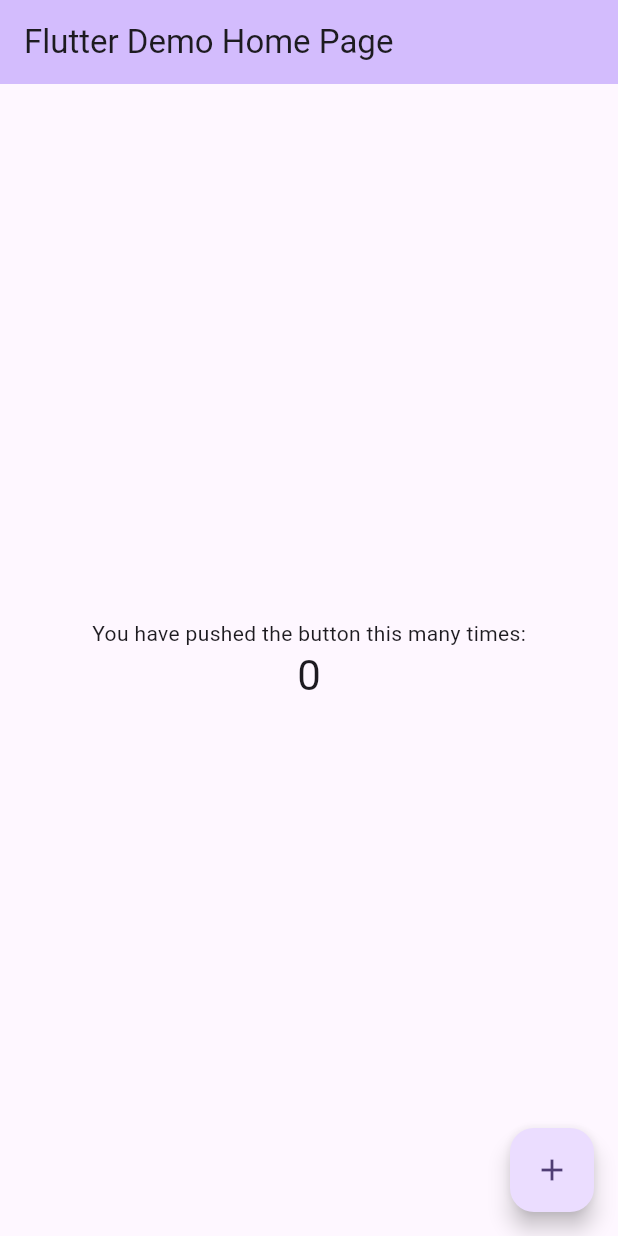
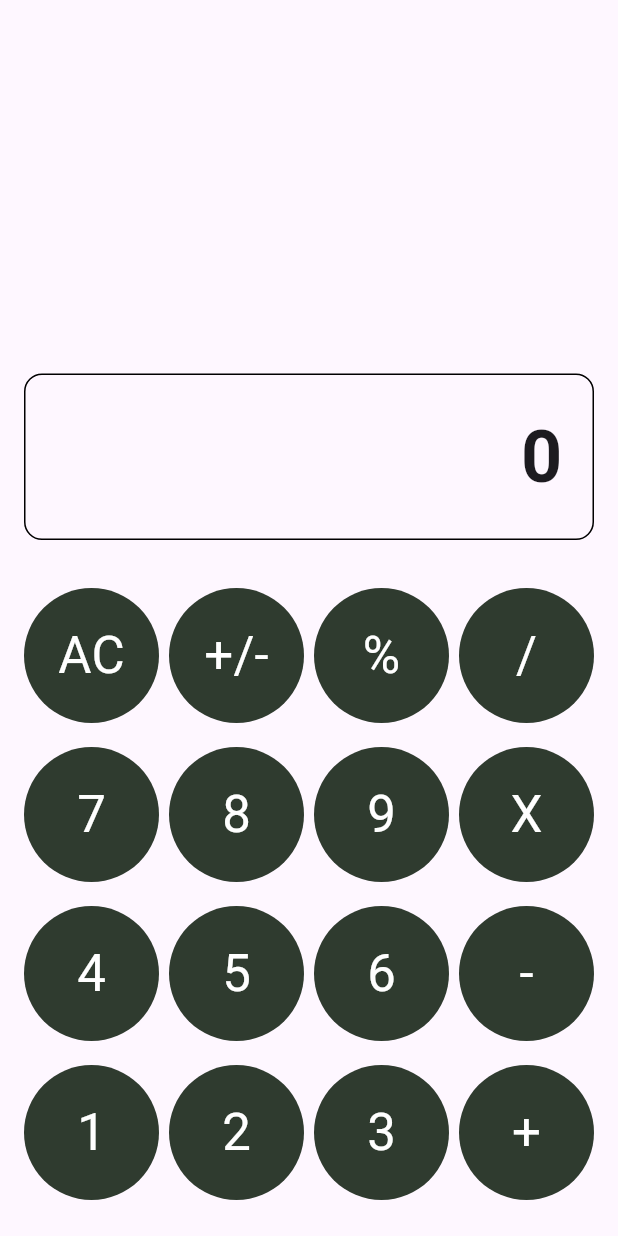
Before and after one commit to Vohoangtuanhdhtdm/flutter_calculator_vohoangtuan, a Flutter app: the screen it shows after launch, on a phone screen of 412 x 824 dp. Run offline on Flutter 3.47's test engine with Material 3 defaults, Android fonts, the phone set to English and light mode, and no system bars.

Commit message:
Add calculator UI components and integrate CalculatorPage

```diff
--- /dev/null
+++ b/lib/clculator/calculator_page.dart
@@ -0,0 +1,71 @@
+import 'package:flutter/material.dart';
+import 'package:flutter_calculator_vohoangtuan/widgets/CalculatorButton.dart';
+
+class CalculatorPage extends StatefulWidget {
+  const CalculatorPage({super.key});
+
+  @override
+  State<CalculatorPage> createState() => _CalculatorPageState();
+}
+
+class _CalculatorPageState extends State<CalculatorPage> {
+  final List<List<String>> buttons = [
+    ['AC', '+/-', '%', '/'],
+    ['7', '8', '9', 'X'],
+    ['4', '5', '6', '-'],
+    ['1', '2', '3', '+'],
+  ];
+
+  @override
+  Widget build(BuildContext context) {
+    return Scaffold(
+      appBar: AppBar(),
+      body: Padding(
+        padding: const EdgeInsets.all(16.0),
+        child: Column(
+          children: [
+            // Màn hình hiển thị
+
+            // Khoảng trống đẩy nút xuống dưới
+            const Spacer(),
+            Container(
+              width: double.infinity,
+              padding: const EdgeInsets.all(20),
+              margin: const EdgeInsets.only(bottom: 24),
+              decoration: BoxDecoration(
+                borderRadius: BorderRadius.circular(12),
+                border: Border.all(color: Colors.black),
+              ),
+              alignment: Alignment.centerRight,
+              child: const Text(
+                '0',
+                style: TextStyle(fontSize: 48, fontWeight: FontWeight.bold),
+              ),
+            ),
+
+            // Bảng nút tính toán
+            Column(
+              children: buttons.map((row) {
+                return Padding(
+                  padding: const EdgeInsets.symmetric(vertical: 8),
+                  child: Row(
+                    mainAxisAlignment: MainAxisAlignment.spaceBetween,
+                    children: row.map((label) {
+                      return CalculatorButton(
+                        label: label,
+                        onTap: () {
+                          // TODO: xử lý logic sau
+                          print('Pressed $label');
+                        },
+                      );
+                    }).toList(),
+                  ),
+                );
+              }).toList(),
+            ),
+          ],
+        ),
+      ),
+    );
+  }
+}
--- a/lib/main.dart
+++ b/lib/main.dart
@@ -1,4 +1,5 @@
 import 'package:flutter/material.dart';
+import 'package:flutter_calculator_vohoangtuan/clculator/calculator_page.dart';
 
 void main() {
   runApp(const MyApp());
@@ -7,116 +8,15 @@ void main() {
 class MyApp extends StatelessWidget {
   const MyApp({super.key});
 
-  // This widget is the root of your application.
   @override
   Widget build(BuildContext context) {
     return MaterialApp(
       title: 'Flutter Demo',
+      debugShowCheckedModeBanner: false,
       theme: ThemeData(
-        // This is the theme of your application.
-        //
-        // TRY THIS: Try running your application with "flutter run". You'll see
-        // the application has a purple toolbar. Then, without quitting the app,
-        // try changing the seedColor in the colorScheme below to Colors.green
-        // and then invoke "hot reload" (save your changes or press the "hot
-        // reload" button in a Flutter-supported IDE, or press "r" if you used
-        // the command line to start the app).
-        //
-        // Notice that the counter didn't reset back to zero; the application
-        // state is not lost during the reload. To reset the state, use hot
-        // restart instead.
-        //
-        // This works for code too, not just values: Most code changes can be
-        // tested with just a hot reload.
         colorScheme: ColorScheme.fromSeed(seedColor: Colors.deepPurple),
       ),
-      home: const MyHomePage(title: 'Flutter Demo Home Page'),
+      home: CalculatorPage(),
     );
   }
 }
-
-class MyHomePage extends StatefulWidget {
-  const MyHomePage({super.key, required this.title});
-
-  // This widget is the home page of your application. It is stateful, meaning
-  // that it has a State object (defined below) that contains fields that affect
-  // how it looks.
-
-  // This class is the configuration for the state. It holds the values (in this
-  // case the title) provided by the parent (in this case the App widget) and
-  // used by the build method of the State. Fields in a Widget subclass are
-  // always marked "final".
-
-  final String title;
-
-  @override
-  State<MyHomePage> createState() => _MyHomePageState();
-}
-
-class _MyHomePageState extends State<MyHomePage> {
-  int _counter = 0;
-
-  void _incrementCounter() {
-    setState(() {
-      // This call to setState tells the Flutter framework that something has
-      // changed in this State, which causes it to rerun the build method below
-      // so that the display can reflect the updated values. If we changed
-      // _counter without calling setState(), then the build method would not be
-      // called again, and so nothing would appear to happen.
-      _counter++;
-    });
-  }
-
-  @override
-  Widget build(BuildContext context) {
-    // This method is rerun every time setState is called, for instance as done
-    // by the _incrementCounter method above.
-    //
-    // The Flutter framework has been optimized to make rerunning build methods
-    // fast, so that you can just rebuild anything that needs updating rather
-    // than having to individually change instances of widgets.
-    return Scaffold(
-      appBar: AppBar(
-        // TRY THIS: Try changing the color here to a specific color (to
-        // Colors.amber, perhaps?) and trigger a hot reload to see the AppBar
-        // change color while the other colors stay the same.
-        backgroundColor: Theme.of(context).colorScheme.inversePrimary,
-        // Here we take the value from the MyHomePage object that was created by
-        // the App.build method, and use it to set our appbar title.
-        title: Text(widget.title),
-      ),
-      body: Center(
-        // Center is a layout widget. It takes a single child and positions it
-        // in the middle of the parent.
-        child: Column(
-          // Column is also a layout widget. It takes a list of children and
-          // arranges them vertically. By default, it sizes itself to fit its
-          // children horizontally, and tries to be as tall as its parent.
-          //
-          // Column has various properties to control how it sizes itself and
-          // how it positions its children. Here we use mainAxisAlignment to
-          // center the children vertically; the main axis here is the vertical
-          // axis because Columns are vertical (the cross axis would be
-          // horizontal).
-          //
-          // TRY THIS: Invoke "debug painting" (choose the "Toggle Debug Paint"
-          // action in the IDE, or press "p" in the console), to see the
-          // wireframe for each widget.
-          mainAxisAlignment: MainAxisAlignment.center,
-          children: <Widget>[
-            const Text('You have pushed the button this many times:'),
-            Text(
-              '$_counter',
-              style: Theme.of(context).textTheme.headlineMedium,
-            ),
-          ],
-        ),
-      ),
-      floatingActionButton: FloatingActionButton(
-        onPressed: _incrementCounter,
-        tooltip: 'Increment',
-        child: const Icon(Icons.add),
-      ), // This trailing comma makes auto-formatting nicer for build methods.
-    );
-  }
-}
--- /dev/null
+++ b/lib/widgets/CalculatorButton.dart
@@ -0,0 +1,29 @@
+import 'package:flutter/material.dart';
+
+class CalculatorButton extends StatelessWidget {
+  final String label;
+  final VoidCallback onTap;
+
+  const CalculatorButton({super.key, required this.label, required this.onTap});
+
+  @override
+  Widget build(BuildContext context) {
+    return TextButton(
+      onPressed: onTap,
+      style: TextButton.styleFrom(
+        shape: const CircleBorder(),
+        backgroundColor: const Color(0xFF2F3B2F),
+        minimumSize: const Size(90, 90), // đường kính nút
+        padding: EdgeInsets.zero,
+      ),
+      child: Text(
+        label,
+        style: const TextStyle(
+          color: Colors.white,
+          fontSize: 34,
+          fontWeight: FontWeight.normal,
+        ),
+      ),
+    );
+  }
+}
```
